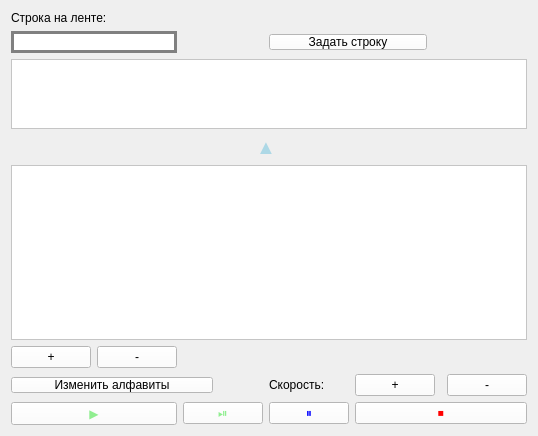
ilya2008g/turing_machine, file turingmachine.ui: the form before one commit.
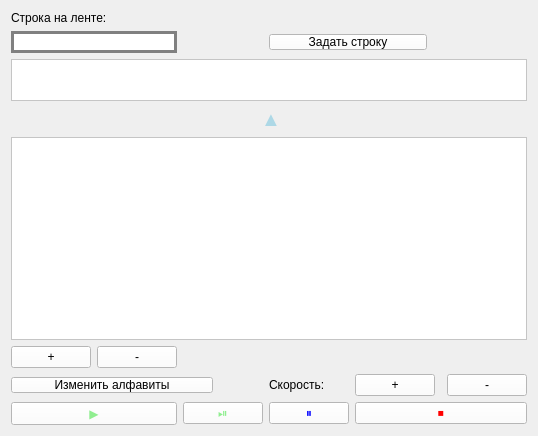
The form after the commit.

Commit message: added the tape, made an indication for current element

What changed in the file:
```diff
--- a/turingmachine.ui
+++ b/turingmachine.ui
@@ -16,7 +16,7 @@
   <property name="styleSheet">
    <string notr="true"/>
   </property>
-  <layout class="QGridLayout" name="gridLayout" rowstretch="0,0,0,0,0,1,0,0,0,0,0,0">
+  <layout class="QGridLayout" name="gridLayout" rowstretch="0,0,0,0,0,0,0,0,0,0,0,0">
    <item row="11" column="2">
     <widget class="QPushButton" name="switch_state">
      <property name="styleSheet">
@@ -39,6 +39,30 @@
      </property>
     </widget>
    </item>
+   <item row="6" column="2" colspan="2">
+    <widget class="QLabel" name="label_3">
+     <property name="font">
+      <font>
+       <pointsize>15</pointsize>
+      </font>
+     </property>
+     <property name="layoutDirection">
+      <enum>Qt::RightToLeft</enum>
+     </property>
+     <property name="styleSheet">
+      <string notr="true">color: lightblue;
+padding-right: 10px;
+
+</string>
+     </property>
+     <property name="text">
+      <string>▲</string>
+     </property>
+     <property name="alignment">
+      <set>Qt::AlignCenter</set>
+     </property>
+    </widget>
+   </item>
    <item row="8" column="0">
     <widget class="QPushButton" name="add_state">
      <property name="styleSheet">
@@ -51,6 +75,27 @@
      </property>
     </widget>
    </item>
+   <item row="5" column="0" colspan="7">
+    <widget class="QTableWidget" name="tape">
+     <property name="sizePolicy">
+      <sizepolicy hsizetype="Expanding" vsizetype="Fixed">
+       <horstretch>0</horstretch>
+       <verstretch>0</verstretch>
+      </sizepolicy>
+     </property>
+     <property name="maximumSize">
+      <size>
+       <width>16777215</width>
+       <height>42</height>
+      </size>
+     </property>
+     <property name="styleSheet">
+      <string notr="true">
+background-color: white;
+color: black;</string>
+     </property>
+    </widget>
+   </item>
    <item row="1" column="0" colspan="2">
     <widget class="QLineEdit" name="w_string">
      <property name="styleSheet">
@@ -109,27 +154,6 @@
      </property>
     </widget>
    </item>
-   <item row="5" column="0" colspan="7">
-    <widget class="QTableWidget" name="tape">
-     <property name="sizePolicy">
-      <sizepolicy hsizetype="Expanding" vsizetype="Fixed">
-       <horstretch>0</horstretch>
-       <verstretch>0</verstretch>
-      </sizepolicy>
-     </property>
-     <property name="maximumSize">
-      <size>
-       <width>16777215</width>
-       <height>70</height>
-      </size>
-     </property>
-     <property name="styleSheet">
-      <string notr="true">
-background-color: white;
-color: black;</string>
-     </property>
-    </widget>
-   </item>
    <item row="9" column="0" colspan="3">
     <widget class="QPushButton" name="change_alph">
      <property name="styleSheet">
@@ -205,28 +229,6 @@
      </property>
     </widget>
    </item>
-   <item row="6" column="2" colspan="2">
-    <widget class="QLabel" name="head">
-     <property name="font">
-      <font>
-       <pointsize>15</pointsize>
-      </font>
-     </property>
-     <property name="layoutDirection">
-      <enum>Qt::RightToLeft</enum>
-     </property>
-     <property name="styleSheet">
-      <string notr="true">color: lightblue;
-</string>
-     </property>
-     <property name="text">
-      <string>▲</string>
-     </property>
-     <property name="alignment">
-      <set>Qt::AlignCenter</set>
-     </property>
-    </widget>
-   </item>
   </layout>
  </widget>
  <resources/>
```
The commit also changes 3 other files.
